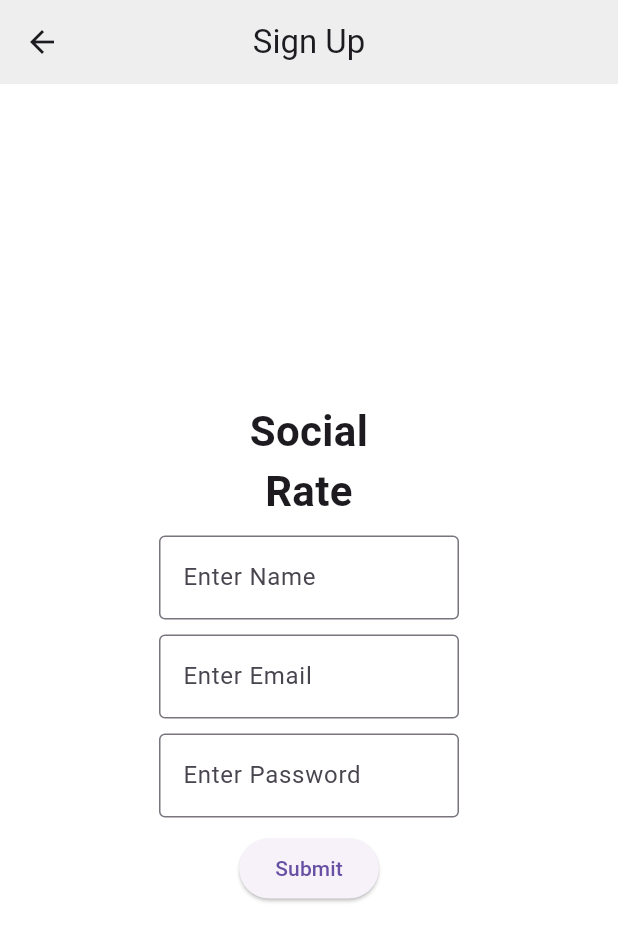
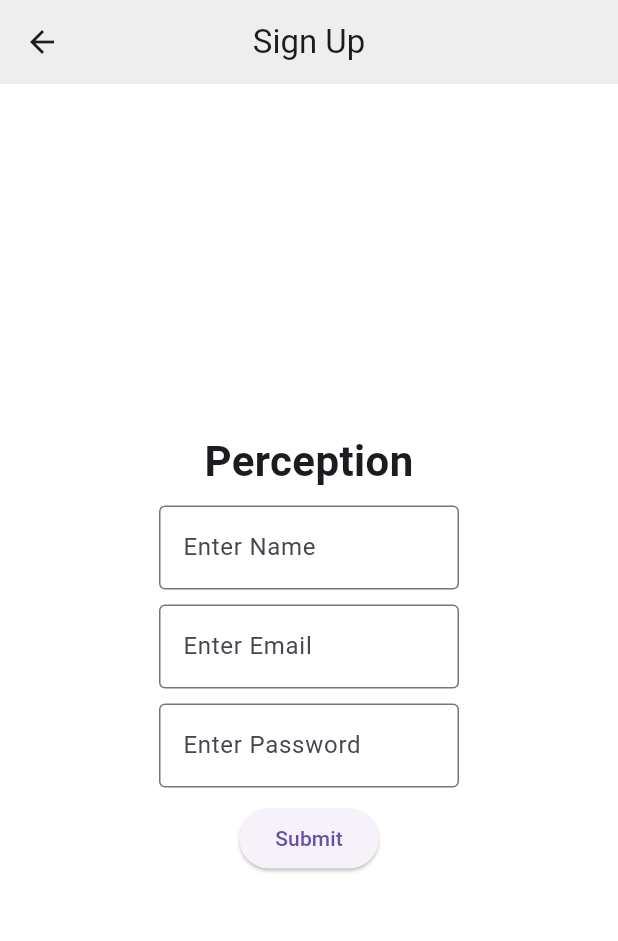
Before and after one commit to MohamedAliSalam/Social-Rate-App, a Flutter app: the screen it shows after launch, after a tap on "Login", after a tap on "Don't have an account? Sign Up", on a phone screen of 412 x 824 dp. Shown: the top 941 px of the screen. Run offline on Flutter 3.47's test engine with Material 3 defaults, Android fonts, the phone set to English and light mode, and no system bars; our stand-ins replace image_picker, shared_preferences; network calls fail.

Commit message:
name fix

```diff
--- a/lib/home.dart
+++ b/lib/home.dart
@@ -12,7 +12,7 @@ class MyApp extends StatelessWidget {
   @override
   Widget build(BuildContext context) {
     return MaterialApp(
-      title: 'Social Rate', // Title of the app
+      title: 'Perception', // Title of the app
       theme: ThemeData(
         primarySwatch: Colors.blue, // Set primary color theme
       ),
@@ -48,7 +48,7 @@ class _MyHomePageState extends State<MyHomePage> {
     return Scaffold(
       appBar: AppBar(
         automaticallyImplyLeading: false,
-        title: Text('Social Rate'),
+        title: Text('Perception'),
       ),
 
       body: Center(
--- a/lib/login.dart
+++ b/lib/login.dart
@@ -64,21 +64,14 @@ class _LoginPageState extends State<LoginPage> {
               children: <Widget>[
                 // UI elements for logo and input fields
                 Text(
-                  'Social',
+                  'Perception',
                   style: TextStyle(
                     fontSize: 28.0,
                     fontWeight: FontWeight.bold,
                   ),
                   textAlign: TextAlign.center,
                 ),
-                Text(
-                  'Rate',
-                  style: TextStyle(
-                    fontSize: 28.0,
-                    fontWeight: FontWeight.bold,
-                  ),
-                  textAlign: TextAlign.center,
-                ),
+
                 const SizedBox(height: 10),
                 SizedBox(
                   width: 200,
--- a/lib/searchPage.dart
+++ b/lib/searchPage.dart
@@ -24,7 +24,7 @@ class _SearchPageState extends State<SearchPage> {
   List<Map<String, dynamic>> _searchResults = []; // List to store search results
 
   // Function to perform a search based on the query
-  void _search(String queery) async {
+  void _search(String query) async {
     final loggedUserEmail = await getLoggedUserEmail(); // Fetch logged-in user's email
     final results = await fetchSearchResults(query, loggedUserEmail); // Fetch search results
     setState(() {
--- a/lib/signup.dart
+++ b/lib/signup.dart
@@ -77,21 +77,14 @@ class _SignupPageState extends State<SignupPage> {
               children: <Widget>[
                 // UI elements for the sign-up form
                 Text(
-                  'Social',
+                  'Perception',
                   style: TextStyle(
                     fontSize: 28.0,
                     fontWeight: FontWeight.bold,
                   ),
                   textAlign: TextAlign.center,
                 ),
-                Text(
-                  'Rate',
-                  style: TextStyle(
-                    fontSize: 28.0,
-                    fontWeight: FontWeight.bold,
-                  ),
-                  textAlign: TextAlign.center,
-                ),
+
                 const SizedBox(height: 10),
                 SizedBox(
                   width: 200,
```
